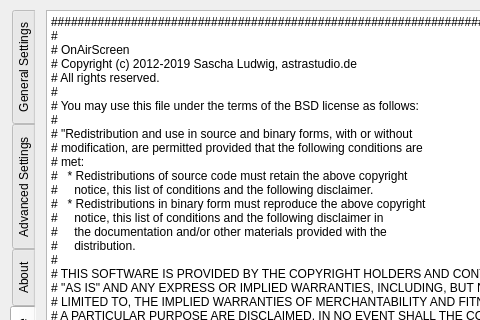
Above: settings.ui from saschaludwig/OnAirScreen before the change; both pictures show x 0 to 480 and y 0 to 320 of the 703 by 763 pixel window. Below: the same form after it.
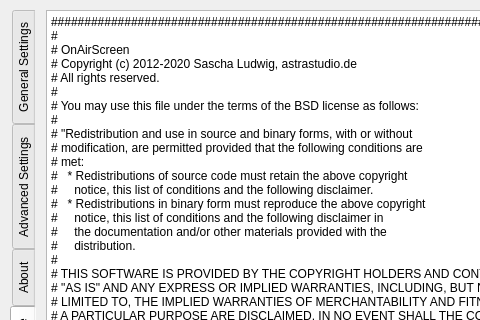
That is the form after the change. The open tabs and pages were chosen to show the change. Icons and pictures are not drawn.

```diff
--- a/settings.ui
+++ b/settings.ui
@@ -2047,7 +2047,7 @@
           <string>##################################################################
 #
 # OnAirScreen
-# Copyright (c) 2012-2019 Sascha Ludwig, astrastudio.de
+# Copyright (c) 2012-2020 Sascha Ludwig, astrastudio.de
 # All rights reserved.
 #
 # You may use this file under the terms of the BSD license as follows:
```
